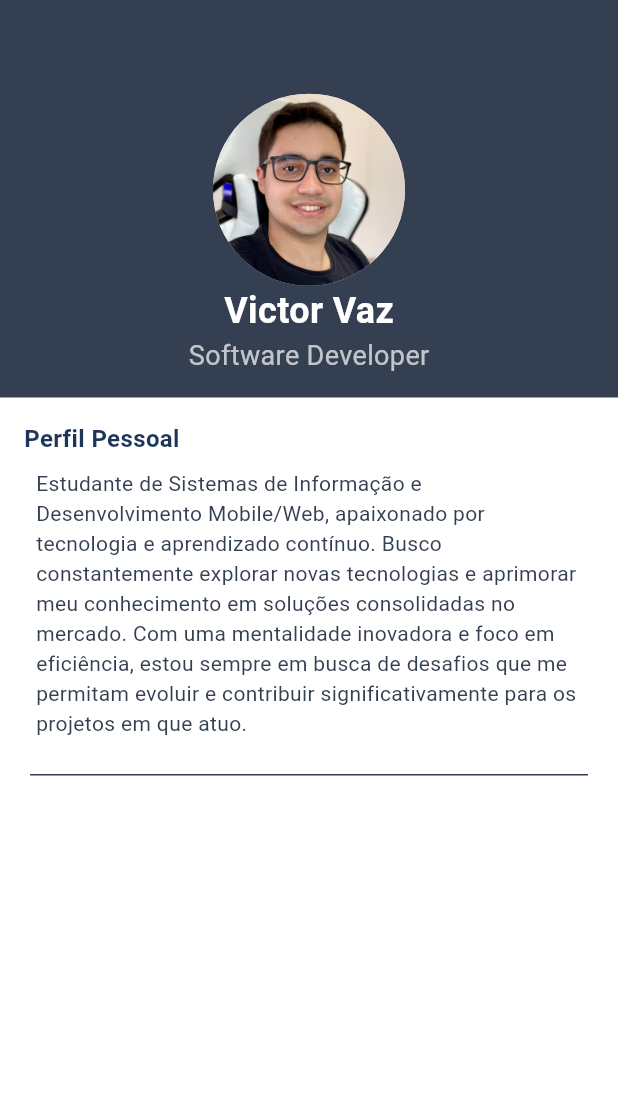
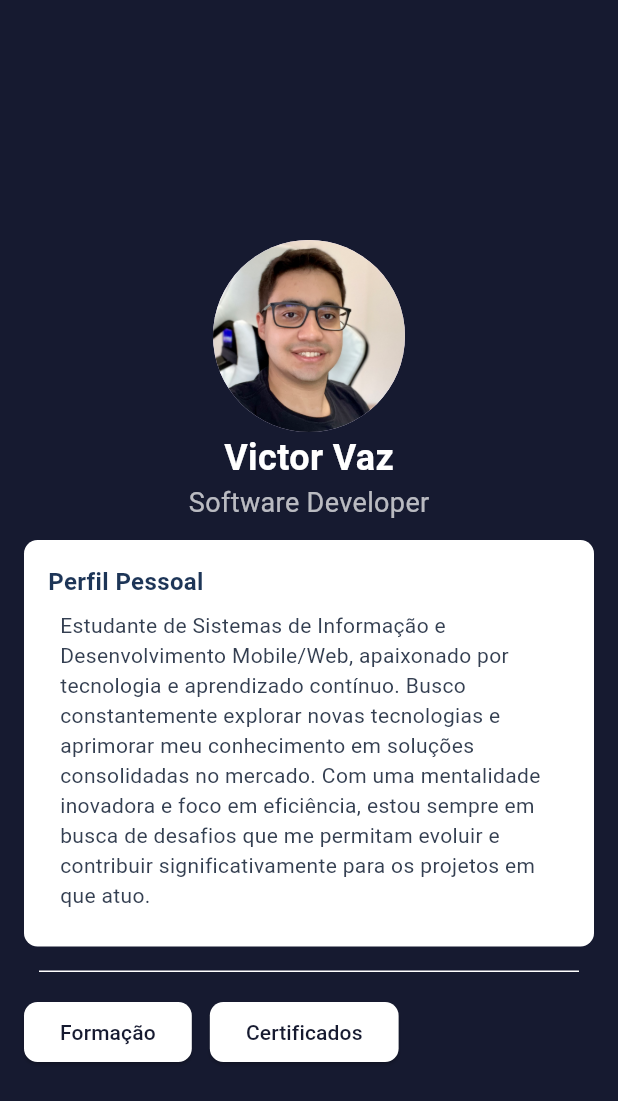
Before and after one commit to victorvazdev/victor_vaz_portfolio, a Flutter app: the screen it shows after launch, on a phone screen of 412 x 824 dp. Shown: the top 1101 px of the screen. Run offline on Flutter 3.47's test engine with Material 3 defaults, Android fonts, the phone set to English and light mode, and no system bars.

Commit message:
Changes in UI

```diff
--- /dev/null
+++ b/lib/constants.dart
@@ -0,0 +1,8 @@
+import 'package:flutter/material.dart';
+
+class Constants {
+  static Color? veryDarkColor = Color(0xFF161A30);
+  static Color? darkColor = Color(0xFF31304D);
+  static Color? grayColor = Color(0xFFB6BBC4);
+  static Color? creamColor = Color(0xFFF0ECE5);
+}
--- a/lib/screens/home_screen.dart
+++ b/lib/screens/home_screen.dart
@@ -1,6 +1,8 @@
 import 'package:flutter/material.dart';
-import 'package:my_portfolio_mobile/widgets/header.dart';
+import 'package:my_portfolio_mobile/constants.dart';
+import 'package:my_portfolio_mobile/widgets/personal_informations.dart';
 import 'package:my_portfolio_mobile/widgets/personal_profile.dart';
+import 'package:my_portfolio_mobile/widgets/stylized_button.dart';
 
 class HomeScreen extends StatelessWidget {
   const HomeScreen({super.key});
@@ -8,19 +10,33 @@ class HomeScreen extends StatelessWidget {
   @override
   Widget build(BuildContext context) {
     return Scaffold(
-      backgroundColor: Colors.white,
-      body: Column(
+      backgroundColor: Constants.veryDarkColor,
+      body: Padding(
+        padding: const EdgeInsets.all(16.0),
+        child: Column(
+          mainAxisAlignment: MainAxisAlignment.center,
           children: [
             Header(),
+            SizedBox(height: 12),
             PersonalProfile(),
+            SizedBox(height: 16),
             Divider(
               height: 1,
               thickness: 1,
-            indent: 20,
-            endIndent: 20,
-            color: Color(0xFF343f51),
+              indent: 10,
+              endIndent: 10,
+              color: Colors.white,
+            ),
+            SizedBox(height: 16),
+            Row(
+              children: [
+                StylizedButton(function: () {}, text: 'Formação'),
+                SizedBox(width: 12),
+                StylizedButton(function: () {}, text: 'Certificados'),
+              ],
             ),
           ],
+        ),
       ),
     );
   }
--- a/lib/widgets/header.dart
+++ /dev/null
@@ -1,39 +0,0 @@
-import 'package:flutter/material.dart';
-
-class Header extends StatelessWidget {
-  const Header({super.key});
-
-  @override
-  Widget build(BuildContext context) {
-    return Container(
-      width: double.infinity,
-      height: 265,
-      color: Color(0xFF343F51),
-      child: Column(
-        mainAxisAlignment: MainAxisAlignment.center,
-        children: [
-          SizedBox(height: 48),
-
-          CircleAvatar(
-            radius: 64,
-            backgroundImage: AssetImage('assets/images/victorvaz.jpg'),
-          ),
-
-          Text(
-            'Victor Vaz',
-            style: TextStyle(
-              fontSize: 24,
-              fontWeight: FontWeight.bold,
-              color: Colors.white,
-            ),
-          ),
-
-          Text(
-            'Software Developer',
-            style: TextStyle(fontSize: 18, color: Colors.white70),
-          ),
-        ],
-      ),
-    );
-  }
-}
--- /dev/null
+++ b/lib/widgets/personal_informations.dart
@@ -0,0 +1,33 @@
+import 'package:flutter/material.dart';
+
+class Header extends StatelessWidget {
+  const Header({super.key});
+
+  @override
+  Widget build(BuildContext context) {
+    return Column(
+      children: [
+        SizedBox(height: 48),
+
+        CircleAvatar(
+          radius: 64,
+          backgroundImage: AssetImage('assets/images/victorvaz.jpg'),
+        ),
+
+        Text(
+          'Victor Vaz',
+          style: TextStyle(
+            fontSize: 24,
+            fontWeight: FontWeight.bold,
+            color: Colors.white,
+          ),
+        ),
+
+        Text(
+          'Software Developer',
+          style: TextStyle(fontSize: 18, color: Colors.white70),
+        ),
+      ],
+    );
+  }
+}
--- a/lib/widgets/personal_profile.dart
+++ b/lib/widgets/personal_profile.dart
@@ -5,7 +5,12 @@ class PersonalProfile extends StatelessWidget {
 
   @override
   Widget build(BuildContext context) {
-    return Align(
+    return Container(
+      decoration: BoxDecoration(
+        borderRadius: BorderRadius.circular(9),
+        color: Colors.white,
+      ),
+      child: Align(
         alignment: Alignment.topLeft,
         child: Padding(
           padding: const EdgeInsets.all(16),
@@ -33,6 +38,7 @@ class PersonalProfile extends StatelessWidget {
             ],
           ),
         ),
+      ),
     );
   }
 }
--- /dev/null
+++ b/lib/widgets/stylized_button.dart
@@ -0,0 +1,30 @@
+import 'package:flutter/material.dart';
+import 'package:my_portfolio_mobile/constants.dart';
+
+class StylizedButton extends StatelessWidget {
+  final Function function;
+  final String text;
+
+  const StylizedButton({super.key, required this.function, required this.text});
+
+  @override
+  Widget build(BuildContext context) {
+    return ElevatedButton(
+      onPressed: () => function(),
+      style: ButtonStyle(
+        backgroundColor: WidgetStateProperty.resolveWith((
+          Set<WidgetState> states,
+        ) {
+          if (states.contains(WidgetState.pressed)) {
+            return Constants.grayColor;
+          }
+          return Colors.white;
+        }),
+        shape: WidgetStatePropertyAll(
+          RoundedRectangleBorder(borderRadius: BorderRadius.circular(9)),
+        ),
+      ),
+      child: Text(text, style: TextStyle(color: Constants.veryDarkColor)),
+    );
+  }
+}
```
Lines whose indentation alone changed are shown as unchanged.
